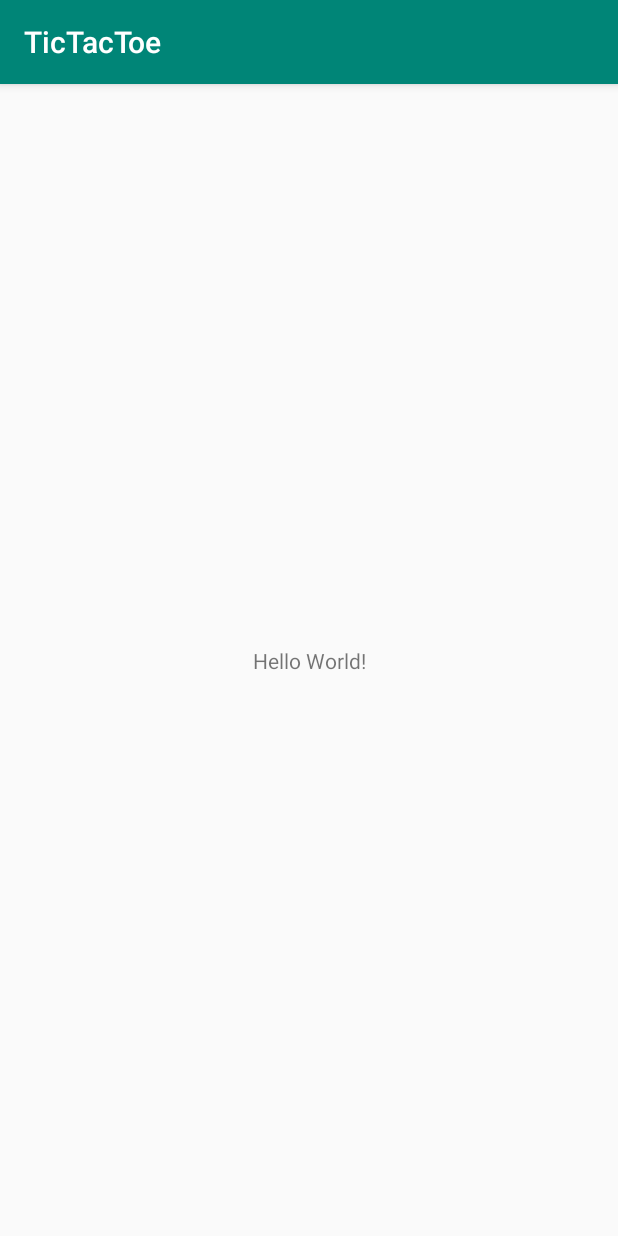
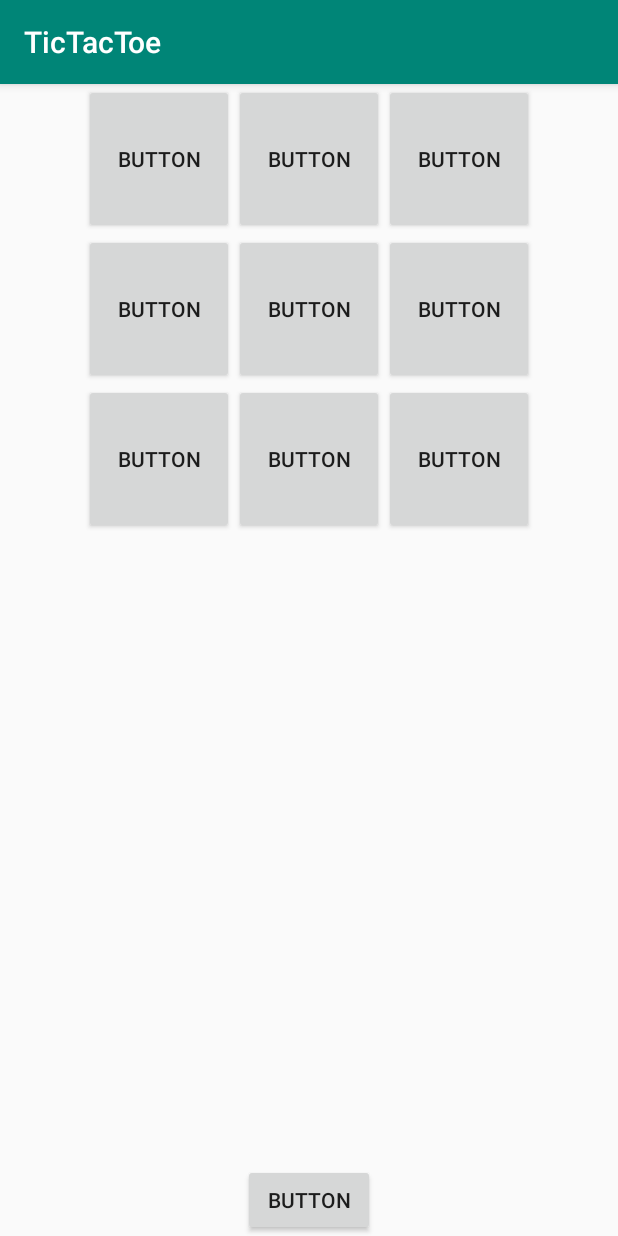
Before and after one commit to 10810765/TicTacToe, an Android app: the screen it shows after launch (MainActivity), on a phone screen of 412 x 824 dp. Run offline under Robolectric (Android 15) with nearby library versions, the phone set to English and light mode, and no system bars; 1 statement that could not run was skipped.

Commit message:
Initial commit

```diff
--- a/app/build.gradle
+++ b/app/build.gradle
@@ -25,4 +25,5 @@ dependencies {
     testImplementation 'junit:junit:4.12'
     androidTestImplementation 'com.android.support.test:runner:1.0.2'
     androidTestImplementation 'com.android.support.test.espresso:espresso-core:3.0.2'
+    implementation 'com.android.support:gridlayout-v7:28.0.0'
 }
--- /dev/null
+++ b/app/src/main/java/GameState.java
@@ -0,0 +1,6 @@
+public enum GameState {
+    IN_PROGRESS,
+    PLAYER_ONE,
+    PLAYER_TWO,
+    DRAW
+}
--- /dev/null
+++ b/app/src/main/java/TileState.java
@@ -0,0 +1,6 @@
+public enum TileState {
+    BLANK,
+    CROSS,
+    CIRCLE,
+    INVALID
+}
--- a/app/src/main/java/com/example/marijn/tictactoe/MainActivity.java
+++ b/app/src/main/java/com/example/marijn/tictactoe/MainActivity.java
@@ -3,11 +3,17 @@ package com.example.marijn.tictactoe;
 import android.support.v7.app.AppCompatActivity;
 import android.os.Bundle;
 
+
+
 public class MainActivity extends AppCompatActivity {
+    Game game;
+
 
     @Override
     protected void onCreate(Bundle savedInstanceState) {
         super.onCreate(savedInstanceState);
         setContentView(R.layout.activity_main);
+
+        game = new Game();
     }
 }
--- a/app/src/main/res/layout/activity_main.xml
+++ b/app/src/main/res/layout/activity_main.xml
@@ -1,18 +1,91 @@
 <?xml version="1.0" encoding="utf-8"?>
-<android.support.constraint.ConstraintLayout xmlns:android="http://schemas.android.com/apk/res/android"
+<LinearLayout xmlns:android="http://schemas.android.com/apk/res/android"
     xmlns:app="http://schemas.android.com/apk/res-auto"
     xmlns:tools="http://schemas.android.com/tools"
     android:layout_width="match_parent"
     android:layout_height="match_parent"
+    android:orientation="vertical"
     tools:context=".MainActivity">
 
-    <TextView
+    <android.support.v7.widget.GridLayout
+        android:layout_width="wrap_content"
+        android:layout_height="match_parent"
+        android:layout_gravity="center"
+        android:layout_weight="1"
+        app:columnCount="3">
+
+        <Button
+            android:id="@+id/button"
+            android:layout_width="100dp"
+            android:layout_height="100dp"
+            android:onClick="tileClicked"
+            android:text="Button"
+            app:layout_column="0"
+            app:layout_row="0" />
+
+        <Button
+            android:id="@+id/button7"
+            android:layout_width="100dp"
+            android:layout_height="100dp"
+            android:onClick="tileClicked"
+            android:text="Button" />
+
+        <Button
+            android:id="@+id/button5"
+            android:layout_width="100dp"
+            android:layout_height="100dp"
+            android:onClick="tileClicked"
+            android:text="Button" />
+
+        <Button
+            android:id="@+id/button6"
+            android:layout_width="100dp"
+            android:layout_height="100dp"
+            android:onClick="tileClicked"
+            android:text="Button" />
+
+        <Button
+            android:id="@+id/button10"
+            android:layout_width="100dp"
+            android:layout_height="100dp"
+            android:onClick="tileClicked"
+            android:text="Button" />
+
+        <Button
+            android:id="@+id/button9"
+            android:layout_width="100dp"
+            android:layout_height="100dp"
+            android:onClick="tileClicked"
+            android:text="Button" />
+
+        <Button
+            android:id="@+id/button8"
+            android:layout_width="100dp"
+            android:layout_height="100dp"
+            android:onClick="tileClicked"
+            android:text="Button" />
+
+        <Button
+            android:id="@+id/button4"
+            android:layout_width="100dp"
+            android:layout_height="100dp"
+            android:onClick="tileClicked"
+            android:text="Button" />
+
+        <Button
+            android:id="@+id/button2"
+            android:layout_width="100dp"
+            android:layout_height="100dp"
+            android:onClick="tileClicked"
+            android:text="Button" />
+    </android.support.v7.widget.GridLayout>
+
+    <Button
+        android:id="@+id/button3"
         android:layout_width="wrap_content"
         android:layout_height="wrap_content"
-        android:text="Hello World!"
-        app:layout_constraintBottom_toBottomOf="parent"
-        app:layout_constraintLeft_toLeftOf="parent"
-        app:layout_constraintRight_toRightOf="parent"
-        app:layout_constraintTop_toTopOf="parent" />
+        android:layout_gravity="center"
+        android:onClick="resetClicked"
+        android:text="Button" />
 
-</android.support.constraint.ConstraintLayout>
+</LinearLayout>
```
Also changed, not shown: app/src/main/java/Game.java (added, +35 -0 lines).
